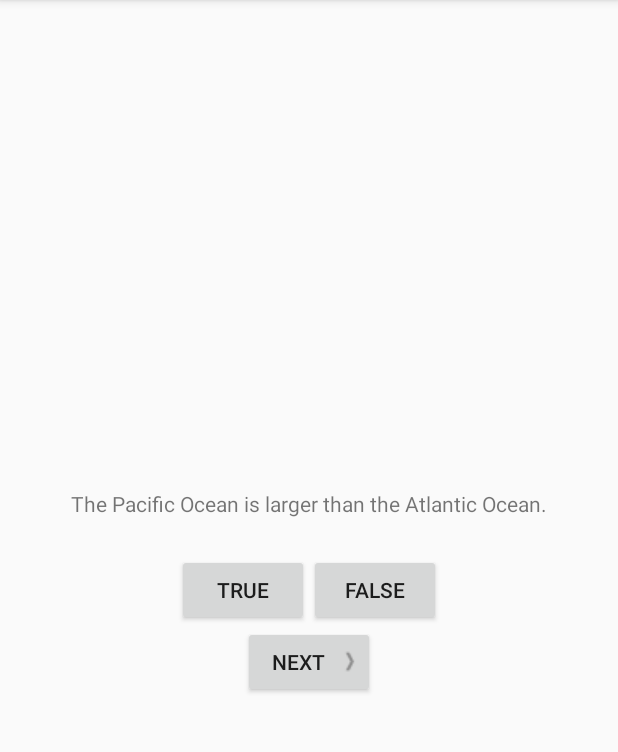
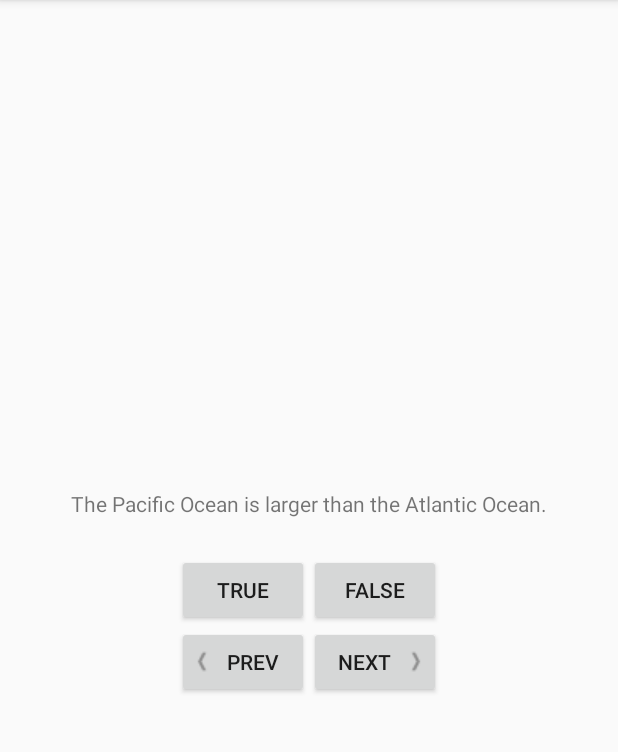
Before and after one commit to keer2345/AndroidProgramming, an Android app: the screen it shows after launch (QuizActivity), on a phone screen of 412 x 824 dp, the part 84-836 px from its top. Run offline under Robolectric (Android 15) with nearby library versions, the phone set to English and light mode, and no system bars.

Commit message:
add Preview Button and this event

```diff
--- a/GeoQuiz/app/src/main/java/com/keer/android/geoquiz/QuizActivity.java
+++ b/GeoQuiz/app/src/main/java/com/keer/android/geoquiz/QuizActivity.java
@@ -12,6 +12,7 @@ public class QuizActivity extends AppCompatActivity {
     private Button mTrueButton;
     private Button mFalseButton;
     private Button mNextButton;
+    private Button mPrevButton;
     private TextView mQuestionTextView;
 
     private Question[] mQuestionBank = new Question[]{
@@ -26,6 +27,13 @@ public class QuizActivity extends AppCompatActivity {
 
     private void clickNextQuestion() {
         mCurrentIndex = (mCurrentIndex + 1) % mQuestionBank.length;
+    }
+
+    private void clickPrevQuestion() {
+        if (mCurrentIndex == 0) {
+            mCurrentIndex = 5;
+        }
+        mCurrentIndex = (mCurrentIndex - 1) % mQuestionBank.length;
     }
 
     private void updateQuestion() {
@@ -89,6 +97,15 @@ public class QuizActivity extends AppCompatActivity {
             }
         });
 
+        mPrevButton = (Button) findViewById(R.id.preview_button);
+        mPrevButton.setOnClickListener(new View.OnClickListener() {
+            @Override
+            public void onClick(View v) {
+                clickPrevQuestion();
+                updateQuestion();
+            }
+        });
+
         updateQuestion();
     }
 
--- a/GeoQuiz/app/src/main/res/layout/activity_quiz.xml
+++ b/GeoQuiz/app/src/main/res/layout/activity_quiz.xml
@@ -29,12 +29,26 @@
             android:text="@string/false_button" />
     </LinearLayout>
 
-    <Button
-        android:id="@+id/next_button"
+    <LinearLayout
         android:layout_width="wrap_content"
         android:layout_height="wrap_content"
-        android:drawablePadding="4dp"
-        android:drawableRight="@drawable/arrow_right"
-        android:text="@string/next_button" />
+        android:orientation="horizontal">
+
+        <Button
+            android:id="@+id/preview_button"
+            android:layout_width="wrap_content"
+            android:layout_height="wrap_content"
+            android:drawableLeft="@drawable/arrow_left"
+            android:drawablePadding="4dp"
+            android:text="@string/preview_button" />
+
+        <Button
+            android:id="@+id/next_button"
+            android:layout_width="wrap_content"
+            android:layout_height="wrap_content"
+            android:drawablePadding="4dp"
+            android:drawableRight="@drawable/arrow_right"
+            android:text="@string/next_button" />
+    </LinearLayout>
 
 </LinearLayout>
--- a/GeoQuiz/app/src/main/res/values/strings.xml
+++ b/GeoQuiz/app/src/main/res/values/strings.xml
@@ -3,6 +3,7 @@
     <string name="true_button">True</string>
     <string name="false_button">False</string>
     <string name="next_button">Next</string>
+    <string name="preview_button">Prev</string>
     <string name="incorrect_toast">Incorrect!</string>
     <string name="correct_toast">Correct!</string>
 
```
